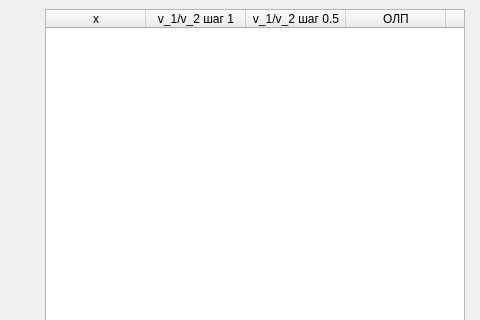
First picture: the form in resource/main_window.ui, repository tosharybkin/Numerical_analysis_homework, before the edit; both pictures show x 616 to 1096 and y 0 to 320 of the 1096 by 657 pixel window.
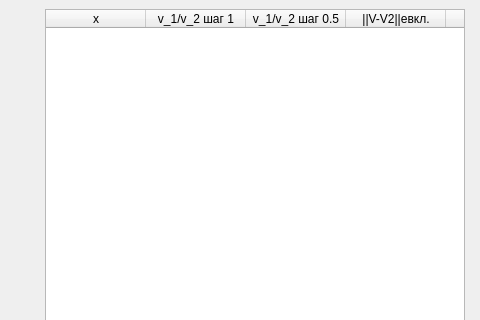
Second picture: the form after the edit. Custom widgets are drawn as their Qt base class.

Diff of the .ui file:
```diff
--- a/resource/main_window.ui
+++ b/resource/main_window.ui
@@ -203,7 +203,7 @@
       </column>
       <column>
        <property name="text">
-        <string>ОЛП</string>
+        <string>||V-V2||евкл.</string>
        </property>
       </column>
       <column>
```
